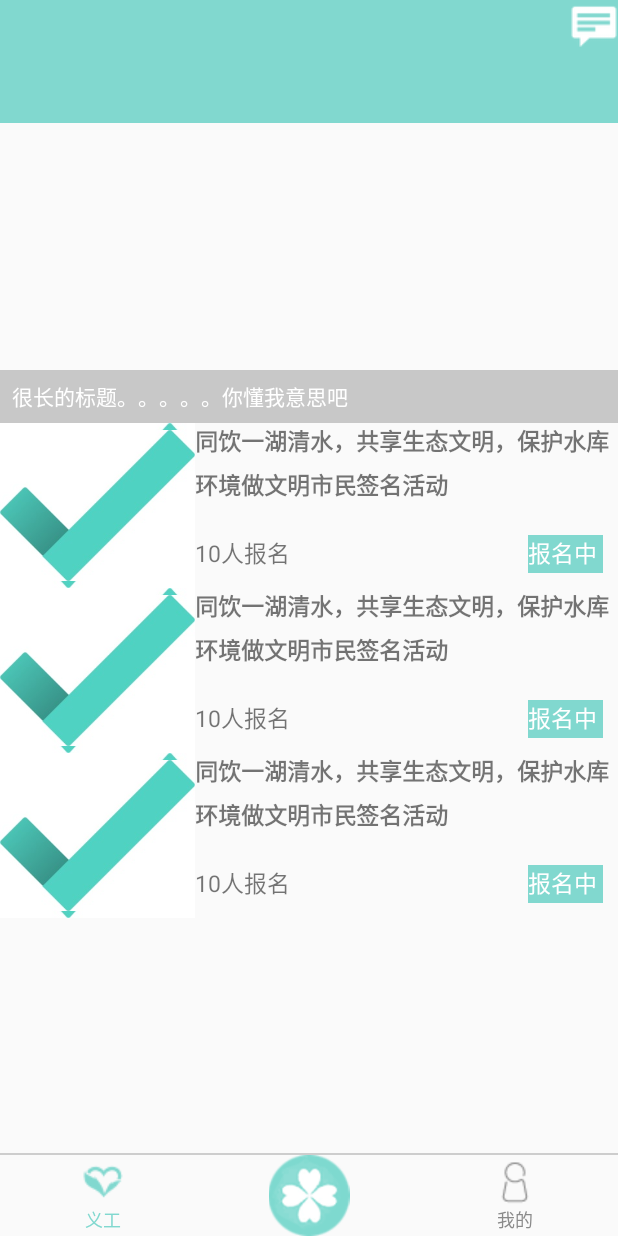
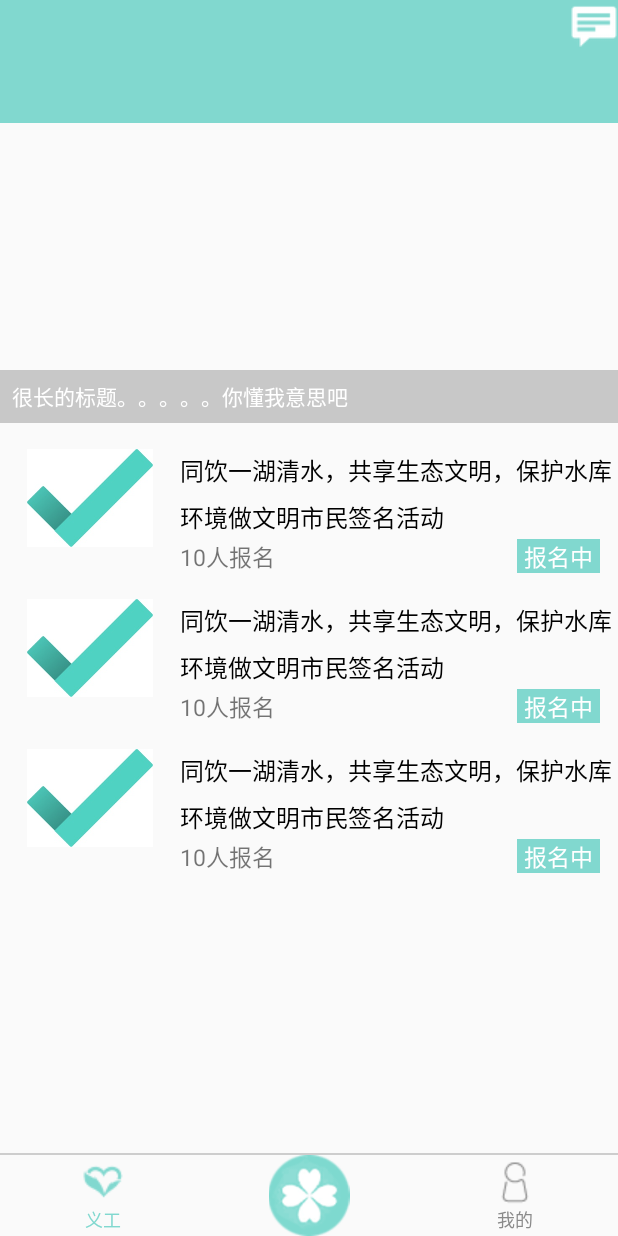
Before and after one commit to TurenK/MicroCommenweal, an Android app: the CharityFragment screen opened directly, with no data from a screen before it, on a phone screen of 412 x 824 dp. Run offline under Robolectric (Android 15) with nearby library versions, the phone set to English and light mode, and no system bars; libraries missing offline, so code that uses them is left out: com.youth.banner.

Commit message:
modify thw charity items

```diff
--- a/app/src/main/res/layout/charity_item.xml
+++ b/app/src/main/res/layout/charity_item.xml
@@ -1,40 +1,46 @@
 <?xml version="1.0" encoding="utf-8"?>
 <LinearLayout xmlns:android="http://schemas.android.com/apk/res/android"
     android:layout_width="match_parent"
-    android:layout_height="110dp"
+    android:layout_height="100dp"
     android:orientation="vertical">
 
 
     <LinearLayout
         android:layout_width="match_parent"
-        android:layout_height="110dp"
+        android:layout_height="100dp"
         android:orientation="horizontal">
 
-        <LinearLayout
-            android:layout_width="130dp"
-            android:layout_height="110dp">
+        <RelativeLayout
+            android:id="@+id/charity_it"
+            android:layout_width="120dp"
+            android:layout_height="match_parent">
 
             <ImageView
                 android:id="@+id/charity_iamge"
-                android:layout_width="match_parent"
-                android:layout_height="match_parent"
-                android:background="@drawable/logo"/>
-        </LinearLayout>
+                android:layout_width="84dp"
+                android:layout_height="84dp"
+                android:layout_centerInParent="true"
+                android:scaleType="centerInside"
+                android:src="@drawable/thumbnail1" />
+
+        </RelativeLayout>
 
 
         <LinearLayout
             android:layout_width="match_parent"
-            android:layout_height="110dp"
+            android:layout_height="match_parent"
             android:orientation="vertical">
 
             <TextView
                 android:id="@+id/charity_name"
                 android:layout_width="match_parent"
-                android:layout_height="65dp"
+                android:layout_height="58dp"
+                android:layout_marginTop="19dp"
+                android:gravity="left"
                 android:lineSpacingMultiplier="1.3"
-                android:textStyle="bold"
                 android:text="同饮一湖清水，共享生态文明，保护水库环境做文明市民签名活动"
-                android:textSize="15.5dp" />
+                android:textColor="@color/black"
+                android:textSize="16dp" />
 
             <RelativeLayout
                 android:layout_width="match_parent"
@@ -43,24 +49,26 @@
 
                 <TextView
                     android:id="@+id/people_num"
-                    android:layout_width="80dp"
-                    android:layout_height="25dp"
-                    android:layout_alignParentLeft="true"
-                    android:layout_centerInParent="true"
-                    android:textSize="15dp"
-                    android:text="10人报名"/>
+                    android:layout_width="85dp"
+                    android:layout_height="wrap_content"
+                    android:layout_alignParentStart="true"
+                    android:layout_alignParentTop="true"
+                    android:text="10人报名"
+                    android:textSize="15dp" />
 
                 <TextView
                     android:id="@+id/status"
-                    android:layout_width="50dp"
+                    android:layout_width="55dp"
                     android:layout_height="25dp"
-                    android:layout_alignParentRight="true"
-                    android:layout_centerInParent="true"
-                    android:layout_marginRight="10dp"
+                    android:layout_alignParentEnd="true"
+                    android:layout_alignParentTop="true"
+                    android:layout_marginEnd="12dp"
+
                     android:background="#81D8CF"
-                    android:textSize="15dp"
+                    android:gravity="center"
+                    android:text="报名中"
                     android:textColor="#ffffff"
-                    android:text="报名中" />
+                    android:textSize="15dp" />
 
             </RelativeLayout>
 
--- a/app/src/main/res/layout/fragment_charity.xml
+++ b/app/src/main/res/layout/fragment_charity.xml
@@ -10,29 +10,31 @@
         android:layout_width="match_parent"
         android:layout_height="match_parent"
         android:orientation="vertical">
+
         <LinearLayout
             android:layout_width="match_parent"
             android:layout_height="32dp"
             android:background="@color/colorPrimary"
             android:orientation="vertical">
+
             <Button
                 android:id="@+id/button_message"
                 android:layout_width="32dp"
                 android:layout_height="32dp"
-            android:layout_gravity="right"
                 android:layout_alignParentRight="true"
                 android:layout_centerVertical="true"
+                android:layout_gravity="right"
                 android:background="@android:drawable/stat_notify_chat">
 
             </Button>
         </LinearLayout>
 
         android:background="@android:drawable/stat_notify_chat" />
+
         <android.support.v7.widget.Toolbar
             android:layout_width="match_parent"
             android:layout_height="50dp"
-            android:background="#81D8CF">
-        </android.support.v7.widget.Toolbar>
+            android:background="#81D8CF"></android.support.v7.widget.Toolbar>
 
 
         <FrameLayout
@@ -43,47 +45,49 @@
                 android:id="@+id/viewPager"
                 android:layout_width="match_parent"
                 android:layout_height="match_parent"
-                tools:layout_editor_absoluteY="0dp"
-                tools:layout_editor_absoluteX="8dp"/>
+                tools:layout_editor_absoluteX="8dp"
+                tools:layout_editor_absoluteY="0dp" />
 
             <LinearLayout
-                android:weightSum="10"
+                android:layout_width="match_parent"
+                android:layout_height="35dip"
+                android:layout_gravity="bottom"
                 android:background="#33000000"
+                android:gravity="center_vertical"
                 android:orientation="horizontal"
-                android:layout_gravity="bottom"
+                android:weightSum="10">
+
+                <TextView
+                    android:id="@+id/tv_pager_title"
+                    android:layout_width="0dp"
+                    android:layout_height="35dip"
+                    android:layout_weight="8"
                     android:gravity="center_vertical"
-                android:layout_width="match_parent"
-                android:layout_height="35dip">
-                <TextView
-                    android:layout_weight="8"
-                    android:id="@+id/tv_pager_title"
+                    android:paddingLeft="8dip"
                     android:text="很长的标题。。。。。你懂我意思吧"
-                    android:paddingLeft="8dip"
-                    android:gravity="center_vertical"
-                    android:textColor="@color/white"
-                    android:layout_width="0dp" android:layout_height="35dip"/>
+                    android:textColor="@color/white" />
                 <!--用来动态添加轮播小点-->
                 <LinearLayout
                     android:id="@+id/lineLayout_dot"
+                    android:layout_width="0dp"
+                    android:layout_height="match_parent"
+                    android:layout_marginRight="5dp"
                     android:layout_weight="2"
                     android:gravity="center|right"
-                    android:layout_marginRight="5dp"
+                    android:orientation="horizontal"
                     android:paddingLeft="3dp"
-                    android:paddingRight="3dp"
-                    android:orientation="horizontal"
-                    android:layout_width="0dp"
-                    android:layout_height="match_parent">
-                </LinearLayout>
+                    android:paddingRight="3dp"></LinearLayout>
 
 
             </LinearLayout>
 
 
         </FrameLayout>
+
         <android.support.v7.widget.RecyclerView
             android:id="@+id/rv_charity"
             android:layout_width="match_parent"
-            android:layout_height="match_parent"/>
+            android:layout_height="match_parent" />
     </LinearLayout>
 
 
--- a/app/src/main/res/values/colors.xml
+++ b/app/src/main/res/values/colors.xml
@@ -7,4 +7,6 @@
     <color name="bottomtab_press">#81D8CF</color>
     <color name="white">#FFFFFF</color>
     <color name="black">#000000</color>
+    <color name="alpha_blue">#406d95e5</color>
+    <!--这个是半透明的-->
 </resources>
```
Also changed, not shown: app/src/main/res/layout/charity_category_item.xml (+38 -1 lines), app/src/main/res/drawable/thumbnail/thumbnail1.png (added), app/src/main/res/drawable/thumbnail/thumbnail2.png (added), app/src/main/res/drawable/thumbnail/thumbnail21.png (added), app/src/main/res/drawable/thumbnail/thumbnail22.png (added), app/src/main/res/drawable/thumbnail/thumbnail23.png (added), app/src/main/res/drawable/thumbnail/thumbnail3.png (added), app/src/main/res/drawable/thumbnail1.png (added), app/src/main/res/drawable/thumbnail21.png (added). Lines whose indentation alone changed are shown as unchanged.
